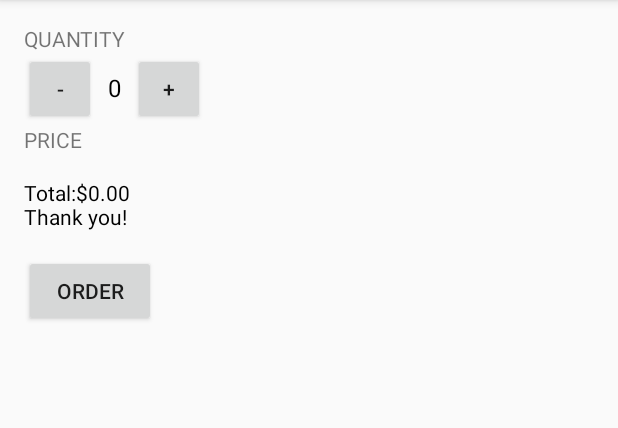
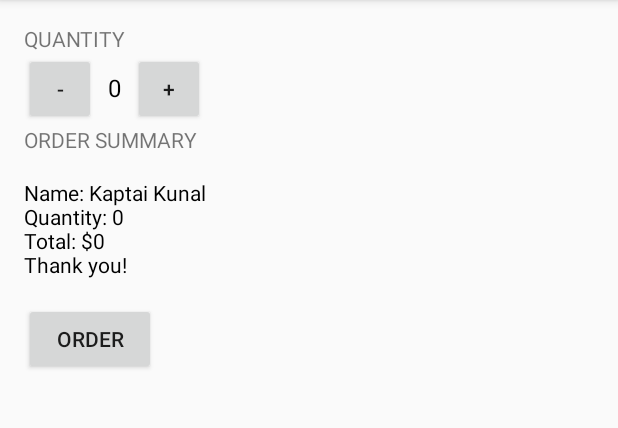
Before and after one commit to felipsimoes/android_basics, an Android app: the screen it shows after launch (MainActivity), after a tap on "ORDER", on a phone screen of 412 x 824 dp, the part 84-512 px from its top. Run offline under Robolectric (Android 15) with nearby library versions, the phone set to English and light mode, and no system bars.

```diff
--- a/JustJava/app/src/main/java/com/example/android/justjava/MainActivity.java
+++ b/JustJava/app/src/main/java/com/example/android/justjava/MainActivity.java
@@ -14,6 +14,7 @@ import android.widget.TextView;
 import com.example.android.justjava.R;
 
 import java.text.NumberFormat;
+import java.text.StringCharacterIterator;
 
 import static android.R.attr.required;
 
@@ -35,8 +36,8 @@ public class MainActivity extends AppCompatActivity {
      * This method is called when the order button is clicked.
      */
     public void submitOrder(View view) {
-        display(quantity);
-        displayMessage(quantity * price);
+        int price = calculatePrice();
+        displayMessage(createOrderSummary(price));
     }
 
     /**
@@ -48,22 +49,29 @@ public class MainActivity extends AppCompatActivity {
     }
 
     /**
-     * This method displays the given quantity value on the screen.
+     * This method displays the given text on the screen.
      */
-    private void displayPrice(int number) {
-        TextView priceTextView = (TextView) findViewById(R.id.price_text_view);
-        priceTextView.setText(NumberFormat.getCurrencyInstance().format(number));
+    private void displayMessage(String message) {
+        TextView orderSummaryTextView = (TextView) findViewById(R.id.order_summary_text_view);
+        orderSummaryTextView.setText(message);
     }
 
     /**
-     * This method displays the given text on the screen.
+     * Calculates the price of the order based on the current quantity.
+     *
+     * @return the price
      */
-    private void displayMessage(int number) {
-        TextView priceTextView = (TextView) findViewById(R.id.price_text_view);
-        priceTextView.setText("Total:" + NumberFormat.getCurrencyInstance().format(number)
-            + "\nThank you!");
+    private int calculatePrice() {
+        return quantity * 5;
     }
 
+    private String createOrderSummary(int price){
+        String priceMessage = "Name: Kaptai Kunal";
+        priceMessage += "\nQuantity: "+quantity;
+        priceMessage += "\nTotal: $" + price;
+        priceMessage += "\nThank you!";
+        return priceMessage;
+    }
     /**
      * This method is called when the plus button is clicked.
      */
--- a/JustJava/app/src/main/res/layout/activity_main.xml
+++ b/JustJava/app/src/main/res/layout/activity_main.xml
@@ -52,11 +52,11 @@
         android:id="@+id/text_price"
         android:layout_width="wrap_content"
         android:layout_height="wrap_content"
-        android:text="Price"
+        android:text="Order Summary"
         android:textAllCaps="true"/>
 
     <TextView
-        android:id="@+id/price_text_view"
+        android:id="@+id/order_summary_text_view"
         android:layout_width="wrap_content"
         android:layout_height="wrap_content"
         android:layout_below="@id/text_quantity"
```
